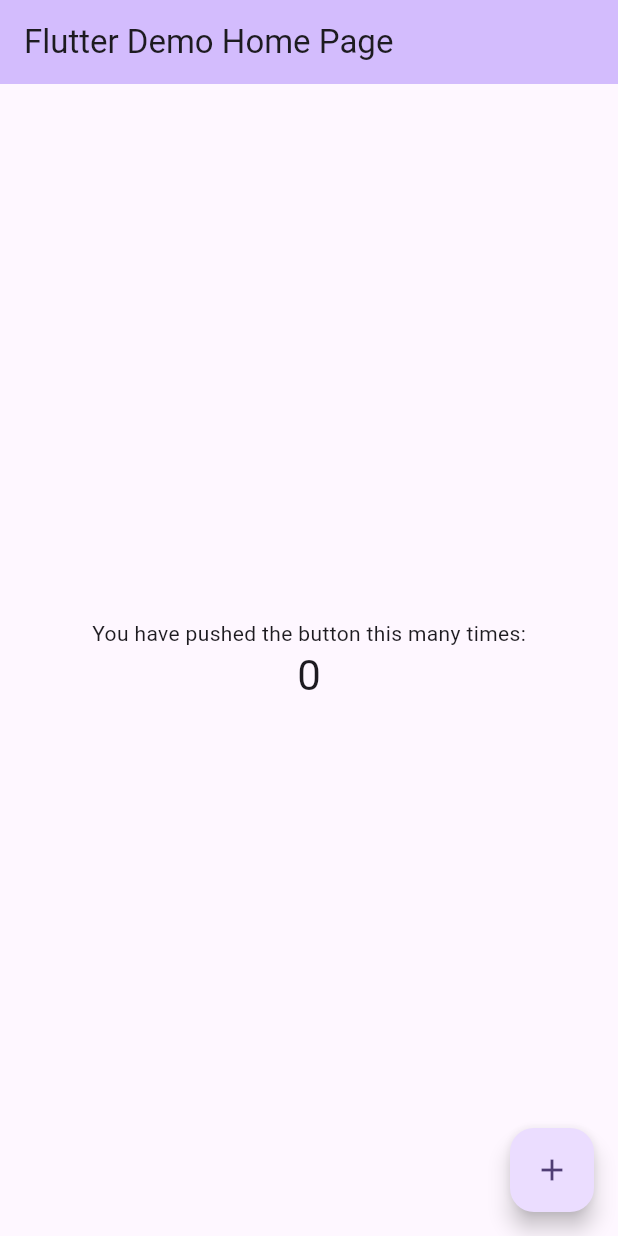
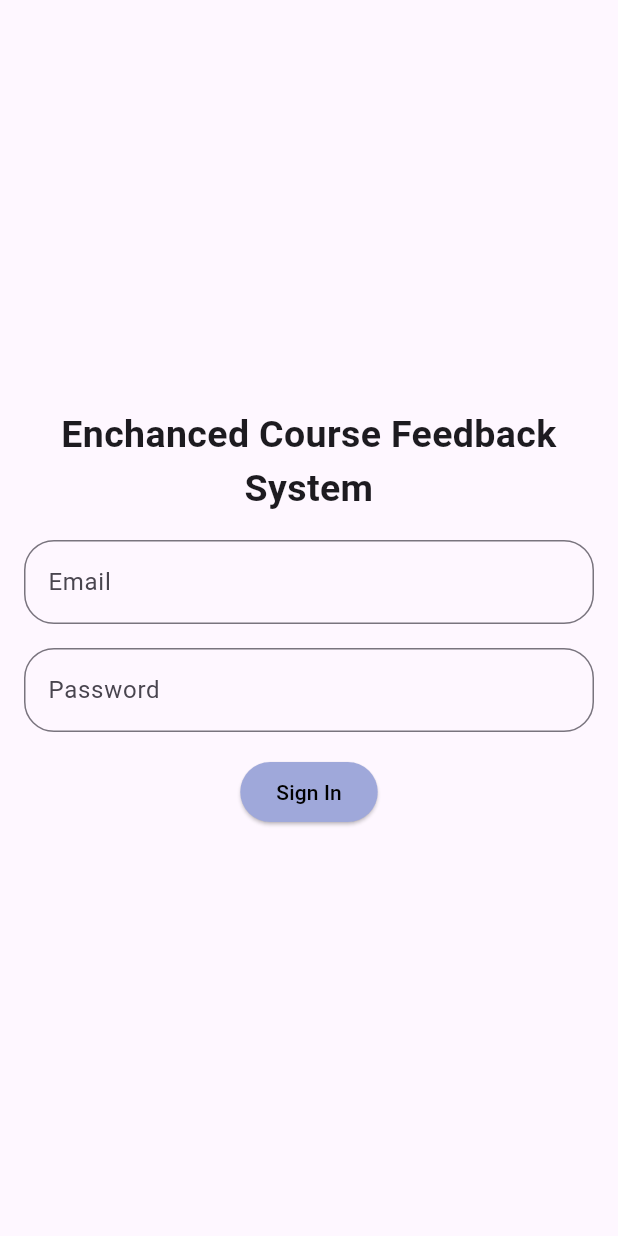
Before and after one commit to betlsanli/enhanced_course_feedback_system, a Flutter app: the screen it shows after launch, on a phone screen of 412 x 824 dp. Run offline on Flutter 3.47's test engine with Material 3 defaults, Android fonts, the phone set to English and light mode, and no system bars; our stand-ins replace after_layout, supabase_flutter; accounts and stored records are empty.

Commit message:
login page eklendi

```diff
--- /dev/null
+++ b/lib/constants.dart
@@ -0,0 +1,78 @@
+import 'package:flutter/material.dart';
+import 'package:supabase_flutter/supabase_flutter.dart';
+
+/// Supabase client
+final supabase = Supabase.instance.client;
+
+const preloader = Center(child: CircularProgressIndicator(color: Colors.indigo));
+const formSpacer = SizedBox(width: 16,height: 16);
+const formPadding = EdgeInsets.symmetric(vertical: 20, horizontal: 16);
+
+const unexpectedErrorMessage = "Unexpected error occurred";
+
+final appTheme = ThemeData.light().copyWith(
+  primaryColorDark: Colors.indigo,
+  appBarTheme:  AppBarTheme(
+    elevation: 0,
+    backgroundColor: Colors.indigo.shade200,
+    iconTheme: const IconThemeData(color: Colors.black),
+    titleTextStyle: const TextStyle(
+      color: Colors.black,
+      fontWeight: FontWeight.bold,
+      fontSize: 18,
+    ),
+  ),
+  primaryColor: Colors.indigo.shade400,
+  textButtonTheme: TextButtonThemeData(
+    style: TextButton.styleFrom(
+      foregroundColor: Colors.indigo.shade200,
+    ),
+  ),
+  elevatedButtonTheme: ElevatedButtonThemeData(
+      style: ElevatedButton.styleFrom(
+        foregroundColor: Colors.black, //text color etc.
+        backgroundColor: Colors.indigo.shade200,
+      )
+  ),
+  inputDecorationTheme: InputDecorationTheme(
+    floatingLabelStyle: const TextStyle(
+      color: Colors.indigo,
+    ),
+
+    floatingLabelAlignment: FloatingLabelAlignment.start,
+
+    border: OutlineInputBorder(
+      borderRadius: BorderRadius.circular(20),
+      borderSide:  const BorderSide(
+        color: Colors.grey,
+        width: 2,
+      ),
+    ),
+    focusColor: Colors.indigo,
+    focusedBorder: OutlineInputBorder(
+      borderRadius: BorderRadius.circular(20),
+      borderSide:  const BorderSide(
+        color: Colors.indigo,
+        width: 2,
+      ),
+    ),
+  ),
+);
+
+extension ShowSnackBar on BuildContext {
+  /// Displays a basic snackbar
+  void showSnackBar({
+    required String message,
+    Color backgroundColor = Colors.white,
+  }) {
+    ScaffoldMessenger.of(this).showSnackBar(SnackBar(
+      content: Text(message),
+      backgroundColor: backgroundColor,
+    ));
+  }
+
+  /// Displays a red snackbar indicating error
+  void showErrorSnackBar({required String message}) {
+    showSnackBar(message: message, backgroundColor: Colors.red);
+  }
+}
--- a/lib/main.dart
+++ b/lib/main.dart
@@ -1,125 +1,47 @@
+import 'package:enhanced_course_feedback_system/SplashScreen.dart';
+import 'package:enhanced_course_feedback_system/pages/LandingPage.dart';
+import 'package:enhanced_course_feedback_system/pages/LoginPage.dart';
 import 'package:flutter/material.dart';
+import 'package:enhanced_course_feedback_system/constants.dart';
+import 'package:flutter_localizations/flutter_localizations.dart';
+import 'package:supabase_flutter/supabase_flutter.dart';
 
-void main() {
-  runApp(const MyApp());
+
+Future<void> main() async {
+
+  WidgetsFlutterBinding.ensureInitialized();
+
+  await Supabase.initialize(
+    url: 'https://nzhnrpjexclcxkoyczob.supabase.co',
+    anonKey: 'eyJhbGciOiJIUzI1NiIsInR5cCI6IkpXVCJ9.eyJpc3MiOiJzdXBhYmFzZSIsInJlZiI6Im56aG5ycGpleGNsY3hrb3ljem9iIiwicm9sZSI6ImFub24iLCJpYXQiOjE3MTM3MDQwODMsImV4cCI6MjAyOTI4MDA4M30.nIpNVrDuIAcYo5ixk_G3_VmzlDplvv7VbM5Q268QsNY',
+  );
+  runApp(ECFS());
 }
 
-class MyApp extends StatelessWidget {
-  const MyApp({super.key});
+class  ECFS extends StatelessWidget {
+  const ECFS ({super.key});
 
-  // This widget is the root of your application.
   @override
   Widget build(BuildContext context) {
-    return MaterialApp(
-      title: 'Flutter Demo',
-      theme: ThemeData(
-        // This is the theme of your application.
-        //
-        // TRY THIS: Try running your application with "flutter run". You'll see
-        // the application has a purple toolbar. Then, without quitting the app,
-        // try changing the seedColor in the colorScheme below to Colors.green
-        // and then invoke "hot reload" (save your changes or press the "hot
-        // reload" button in a Flutter-supported IDE, or press "r" if you used
-        // the command line to start the app).
-        //
-        // Notice that the counter didn't reset back to zero; the application
-        // state is not lost during the reload. To reset the state, use hot
-        // restart instead.
-        //
-        // This works for code too, not just values: Most code changes can be
-        // tested with just a hot reload.
-        colorScheme: ColorScheme.fromSeed(seedColor: Colors.deepPurple),
-        useMaterial3: true,
-      ),
-      home: const MyHomePage(title: 'Flutter Demo Home Page'),
+    return  MaterialApp(
+      localizationsDelegates: const [
+        GlobalMaterialLocalizations.delegate,
+        GlobalWidgetsLocalizations.delegate,
+        GlobalCupertinoLocalizations.delegate,
+      ],
+      supportedLocales: const [
+        Locale('en'), // English
+        Locale('tr'),
+      ],
+      debugShowCheckedModeBanner: false,
+      title: "ECFS",
+      routes: {
+        // '/register' : (context) =>  RegisterPage(isRegistering: false,),
+        '/landing' : (context) =>  LandingPage(),
+        '/login' : (context) => LoginPage(),
+      },
+      theme: appTheme,
+      home: SplashScreen(),
     );
   }
 }
-
-class MyHomePage extends StatefulWidget {
-  const MyHomePage({super.key, required this.title});
-
-  // This widget is the home page of your application. It is stateful, meaning
-  // that it has a State object (defined below) that contains fields that affect
-  // how it looks.
-
-  // This class is the configuration for the state. It holds the values (in this
-  // case the title) provided by the parent (in this case the App widget) and
-  // used by the build method of the State. Fields in a Widget subclass are
-  // always marked "final".
-
-  final String title;
-
-  @override
-  State<MyHomePage> createState() => _MyHomePageState();
-}
-
-class _MyHomePageState extends State<MyHomePage> {
-  int _counter = 0;
-
-  void _incrementCounter() {
-    setState(() {
-      // This call to setState tells the Flutter framework that something has
-      // changed in this State, which causes it to rerun the build method below
-      // so that the display can reflect the updated values. If we changed
-      // _counter without calling setState(), then the build method would not be
-      // called again, and so nothing would appear to happen.
-      _counter++;
-    });
-  }
-
-  @override
-  Widget build(BuildContext context) {
-    // This method is rerun every time setState is called, for instance as done
-    // by the _incrementCounter method above.
-    //
-    // The Flutter framework has been optimized to make rerunning build methods
-    // fast, so that you can just rebuild anything that needs updating rather
-    // than having to individually change instances of widgets.
-    return Scaffold(
-      appBar: AppBar(
-        // TRY THIS: Try changing the color here to a specific color (to
-        // Colors.amber, perhaps?) and trigger a hot reload to see the AppBar
-        // change color while the other colors stay the same.
-        backgroundColor: Theme.of(context).colorScheme.inversePrimary,
-        // Here we take the value from the MyHomePage object that was created by
-        // the App.build method, and use it to set our appbar title.
-        title: Text(widget.title),
-      ),
-      body: Center(
-        // Center is a layout widget. It takes a single child and positions it
-        // in the middle of the parent.
-        child: Column(
-          // Column is also a layout widget. It takes a list of children and
-          // arranges them vertically. By default, it sizes itself to fit its
-          // children horizontally, and tries to be as tall as its parent.
-          //
-          // Column has various properties to control how it sizes itself and
-          // how it positions its children. Here we use mainAxisAlignment to
-          // center the children vertically; the main axis here is the vertical
-          // axis because Columns are vertical (the cross axis would be
-          // horizontal).
-          //
-          // TRY THIS: Invoke "debug painting" (choose the "Toggle Debug Paint"
-          // action in the IDE, or press "p" in the console), to see the
-          // wireframe for each widget.
-          mainAxisAlignment: MainAxisAlignment.center,
-          children: <Widget>[
-            const Text(
-              'You have pushed the button this many times:',
-            ),
-            Text(
-              '$_counter',
-              style: Theme.of(context).textTheme.headlineMedium,
-            ),
-          ],
-        ),
-      ),
-      floatingActionButton: FloatingActionButton(
-        onPressed: _incrementCounter,
-        tooltip: 'Increment',
-        child: const Icon(Icons.add),
-      ), // This trailing comma makes auto-formatting nicer for build methods.
-    );
-  }
-}
--- /dev/null
+++ b/lib/pages/LoginPage.dart
@@ -0,0 +1,119 @@
+import 'package:enhanced_course_feedback_system/constants.dart';
+import 'package:flutter/material.dart';
+import 'package:supabase_flutter/supabase_flutter.dart';
+
+class LoginPage extends StatefulWidget {
+  const LoginPage({super.key});
+
+  @override
+  State<LoginPage> createState() => _LoginPageState();
+}
+
+class _LoginPageState extends State<LoginPage> {
+
+  // bool isLoading = false;
+
+  final formKey = GlobalKey<FormState>();
+  final emailController = TextEditingController();
+  final passwordController = TextEditingController();
+
+  Future<void> signIn() async{
+    // setState(() {
+    //   isLoading = true;
+    // });
+    final isValid = formKey.currentState!.validate();
+    if (!isValid) {
+      return;
+    }
+    try{
+      await supabase.auth.signInWithPassword(
+          email: emailController.text,
+          password: passwordController.text,
+      );
+      Navigator.of(context).pushNamedAndRemoveUntil('/landing', (route) => false);
+
+    }on AuthException catch(error){
+      context.showErrorSnackBar(message: error.message);
+    }catch(error){
+      context.showErrorSnackBar(message: unexpectedErrorMessage);
+    }
+  }
+
+  @override
+  void dispose() {
+    emailController.dispose();
+    passwordController.dispose();
+    super.dispose();
+  }
+
+  @override
+  Widget build(BuildContext context) {
+    return Scaffold(
+      body: Form(
+        autovalidateMode: AutovalidateMode.disabled,
+        key: formKey,
+        child: Padding(
+          padding: formPadding,
+
+          child: Column(
+            mainAxisAlignment: MainAxisAlignment.center,
+            crossAxisAlignment: CrossAxisAlignment.center,
+
+            children: [
+              const Text(
+                "Enchanced Course Feedback System",
+                style: TextStyle(
+                  fontSize: 25,
+                  fontWeight: FontWeight.bold
+                ),
+                textAlign: TextAlign.center,
+              ),
+
+              formSpacer,
+
+              TextFormField(
+                controller: emailController,
+                decoration: const InputDecoration(
+                  label: Text("Email")
+                ),
+                validator: (val){
+                  if(val == null || val.isEmpty){
+                    return "Required";
+                  }
+                  return null;
+                },
+                keyboardType: TextInputType.emailAddress,
+              ),
+
+              formSpacer,
+
+              TextFormField(
+                controller: passwordController,
+                obscureText: true,
+                decoration: const InputDecoration(
+                    label: Text("Password")
+                ),
+                validator: (val){
+                  if(val == null || val.isEmpty){
+                    return "Required";
+                  }
+                  return null;
+                },
+              ),
+
+              formSpacer,
+
+              ElevatedButton(
+                onPressed: signIn,
+                child: const Text("Sign In"),
+              ),
+
+            ],
+
+          ),
+
+        ),
+      ),
+    );
+  }
+}
--- a/pubspec.yaml
+++ b/pubspec.yaml
@@ -30,6 +30,11 @@ environment:
 dependencies:
   flutter:
     sdk: flutter
+  supabase_flutter: ^2.5.2
+  flutter_localizations:
+    sdk: flutter
+  intl: any
+  after_layout: ^1.2.0
 
 
   # The following adds the Cupertino Icons font to your application.
```
Also changed, not shown: lib/SplashScreen.dart (added, +39 -0 lines), lib/data/Profile.dart (added, +16 -0 lines), lib/pages/LandingPage.dart (added, +87 -0 lines), lib/pages/RegisterPage.dart (added, +169 -0 lines), pubspec.lock, 1 other file.
